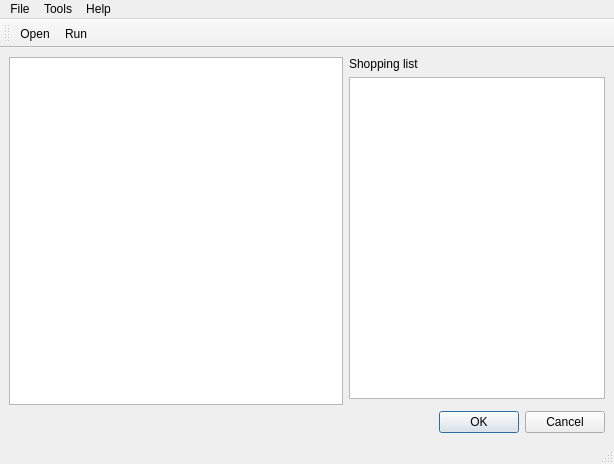
domoritz/informaticup-2012, file gui/ui_mainwindow.ui: the form before one commit.
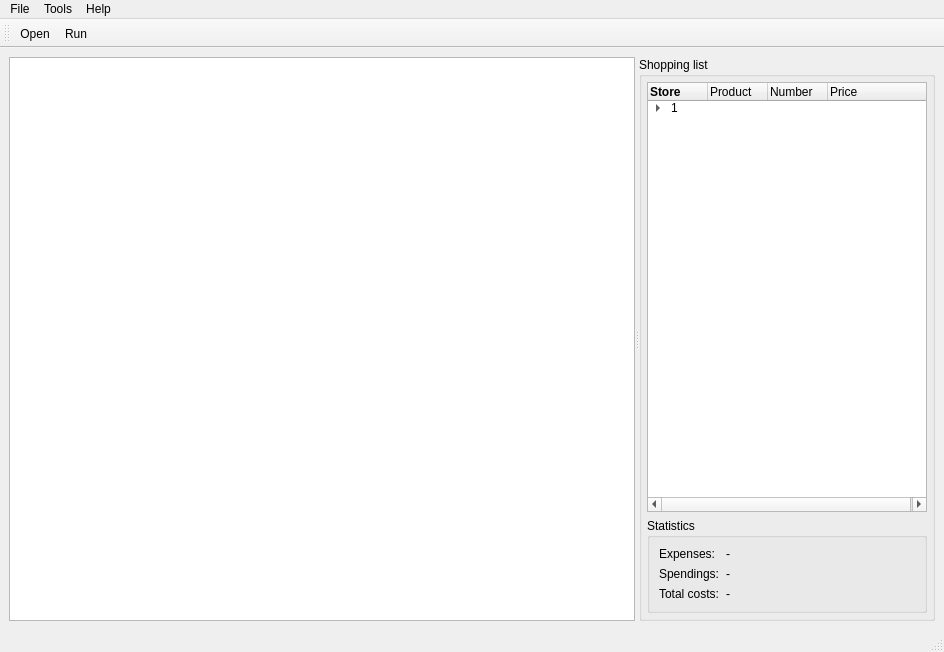
The form after the commit. Custom widgets are drawn as their Qt base class.

Diff of the .ui file:
```diff
--- a/gui/ui_mainwindow.ui
+++ b/gui/ui_mainwindow.ui
@@ -6,35 +6,230 @@
    <rect>
     <x>0</x>
     <y>0</y>
-    <width>614</width>
-    <height>464</height>
+    <width>944</width>
+    <height>652</height>
    </rect>
   </property>
+  <property name="sizePolicy">
+   <sizepolicy hsizetype="MinimumExpanding" vsizetype="MinimumExpanding">
+    <horstretch>0</horstretch>
+    <verstretch>0</verstretch>
+   </sizepolicy>
+  </property>
   <property name="windowTitle">
    <string>MainWindow</string>
   </property>
   <widget class="QWidget" name="centralwidget">
-   <layout class="QGridLayout" name="gridLayout" rowstretch="0,0,0,0" columnstretch="0,4,0">
-    <item row="3" column="1" colspan="2">
-     <widget class="QDialogButtonBox" name="buttonBox">
-      <property name="standardButtons">
-       <set>QDialogButtonBox::Cancel|QDialogButtonBox::Ok</set>
+   <layout class="QVBoxLayout" name="verticalLayout_3">
+    <item>
+     <widget class="QSplitter" name="splitter">
+      <property name="orientation">
+       <enum>Qt::Horizontal</enum>
       </property>
+      <widget class="GraphWidget" name="graphicsView">
+       <property name="sizePolicy">
+        <sizepolicy hsizetype="Expanding" vsizetype="Expanding">
+         <horstretch>200</horstretch>
+         <verstretch>0</verstretch>
+        </sizepolicy>
+       </property>
+       <property name="minimumSize">
+        <size>
+         <width>480</width>
+         <height>480</height>
+        </size>
+       </property>
+       <property name="focusPolicy">
+        <enum>Qt::WheelFocus</enum>
+       </property>
+       <property name="renderHints">
+        <set>QPainter::Antialiasing|QPainter::HighQualityAntialiasing|QPainter::SmoothPixmapTransform|QPainter::TextAntialiasing</set>
+       </property>
+       <property name="cacheMode">
+        <set>QGraphicsView::CacheBackground</set>
+       </property>
+       <property name="resizeAnchor">
+        <enum>QGraphicsView::AnchorUnderMouse</enum>
+       </property>
+       <property name="viewportUpdateMode">
+        <enum>QGraphicsView::SmartViewportUpdate</enum>
+       </property>
+      </widget>
+      <widget class="QWidget" name="verticalLayoutWidget">
+       <layout class="QVBoxLayout" name="verticalLayout">
+        <item>
+         <widget class="QGroupBox" name="verticalGroupBox_2">
+          <property name="sizePolicy">
+           <sizepolicy hsizetype="Expanding" vsizetype="Expanding">
+            <horstretch>0</horstretch>
+            <verstretch>0</verstretch>
+           </sizepolicy>
+          </property>
+          <property name="title">
+           <string>Shopping list</string>
+          </property>
+          <layout class="QVBoxLayout" name="verticalLayout_4">
+           <property name="margin">
+            <number>5</number>
+           </property>
+           <item>
+            <widget class="QTreeWidget" name="shoppingTree">
+             <property name="sizePolicy">
+              <sizepolicy hsizetype="MinimumExpanding" vsizetype="Expanding">
+               <horstretch>200</horstretch>
+               <verstretch>0</verstretch>
+              </sizepolicy>
+             </property>
+             <property name="minimumSize">
+              <size>
+               <width>280</width>
+               <height>0</height>
+              </size>
+             </property>
+             <property name="alternatingRowColors">
+              <bool>true</bool>
+             </property>
+             <attribute name="headerDefaultSectionSize">
+              <number>60</number>
+             </attribute>
+             <column>
+              <property name="text">
+               <string>Store</string>
+              </property>
+              <property name="font">
+               <font>
+                <weight>75</weight>
+                <bold>true</bold>
+               </font>
+              </property>
+             </column>
+             <column>
+              <property name="text">
+               <string>Product</string>
+              </property>
+              <property name="toolTip">
+               <string>Number of products to be bought</string>
+              </property>
+             </column>
+             <column>
+              <property name="text">
+               <string>Number</string>
+              </property>
+              <property name="toolTip">
+               <string>Number of products to be bought</string>
+              </property>
+             </column>
+             <column>
+              <property name="text">
+               <string>Price</string>
+              </property>
+              <property name="toolTip">
+               <string>Price per item</string>
+              </property>
+             </column>
+             <item>
+              <property name="text">
+               <string>1</string>
+              </property>
+              <item>
+               <property name="text">
+                <string/>
+               </property>
+               <property name="text">
+                <string>Milk</string>
+               </property>
+               <property name="text">
+                <string>3</string>
+               </property>
+               <property name="text">
+                <string>5.34</string>
+               </property>
+              </item>
+             </item>
+            </widget>
+           </item>
+           <item>
+            <widget class="QGroupBox" name="formGroupBox">
+             <property name="sizePolicy">
+              <sizepolicy hsizetype="MinimumExpanding" vsizetype="Minimum">
+               <horstretch>0</horstretch>
+               <verstretch>0</verstretch>
+              </sizepolicy>
+             </property>
+             <property name="title">
+              <string>Statistics</string>
+             </property>
+             <layout class="QFormLayout" name="formLayout">
+              <item row="0" column="0">
+               <widget class="QLabel" name="label_3">
+                <property name="text">
+                 <string>Expenses:</string>
+                </property>
+               </widget>
+              </item>
+              <item row="0" column="1">
+               <widget class="QLabel" name="expenses">
+                <property name="minimumSize">
+                 <size>
+                  <width>10</width>
+                  <height>0</height>
+                 </size>
+                </property>
+                <property name="text">
+                 <string>-</string>
+                </property>
+               </widget>
+              </item>
+              <item row="1" column="0">
+               <widget class="QLabel" name="label_4">
+                <property name="text">
+                 <string>Spendings:</string>
+                </property>
+               </widget>
+              </item>
+              <item row="2" column="0">
+               <widget class="QLabel" name="label_2">
+                <property name="text">
+                 <string>Total costs:</string>
+                </property>
+               </widget>
+              </item>
+              <item row="1" column="1">
+               <widget class="QLabel" name="spendings">
+                <property name="minimumSize">
+                 <size>
+                  <width>10</width>
+                  <height>0</height>
+                 </size>
+                </property>
+                <property name="text">
+                 <string>-</string>
+                </property>
+               </widget>
+              </item>
+              <item row="2" column="1">
+               <widget class="QLabel" name="total">
+                <property name="minimumSize">
+                 <size>
+                  <width>10</width>
+                  <height>0</height>
+                 </size>
+                </property>
+                <property name="text">
+                 <string>-</string>
+                </property>
+               </widget>
+              </item>
+             </layout>
+            </widget>
+           </item>
+          </layout>
+         </widget>
+        </item>
+       </layout>
+      </widget>
      </widget>
     </item>
-    <item row="0" column="2">
-     <widget class="QLabel" name="label">
-      <property name="text">
-       <string>Shopping list</string>
-      </property>
-     </widget>
-    </item>
-    <item row="0" column="0" rowspan="3" colspan="2">
-     <widget class="QGraphicsView" name="graphicsView"/>
-    </item>
-    <item row="1" column="2">
-     <widget class="QListWidget" name="shoppingList"/>
-    </item>
    </layout>
   </widget>
   <widget class="QMenuBar" name="menubar">
@@ -42,8 +237,8 @@
     <rect>
      <x>0</x>
      <y>0</y>
-     <width>614</width>
-     <height>21</height>
+     <width>944</width>
+     <height>22</height>
     </rect>
    </property>
    <widget class="QMenu" name="menuTools">
@@ -103,6 +298,13 @@
    </property>
   </action>
  </widget>
+ <customwidgets>
+  <customwidget>
+   <class>GraphWidget</class>
+   <extends>QGraphicsView</extends>
+   <header>gui.graphWidget</header>
+  </customwidget>
+ </customwidgets>
  <resources/>
  <connections>
   <connection>
```
Left out of the diff: 29 changed lines with no effect on the pictures.
